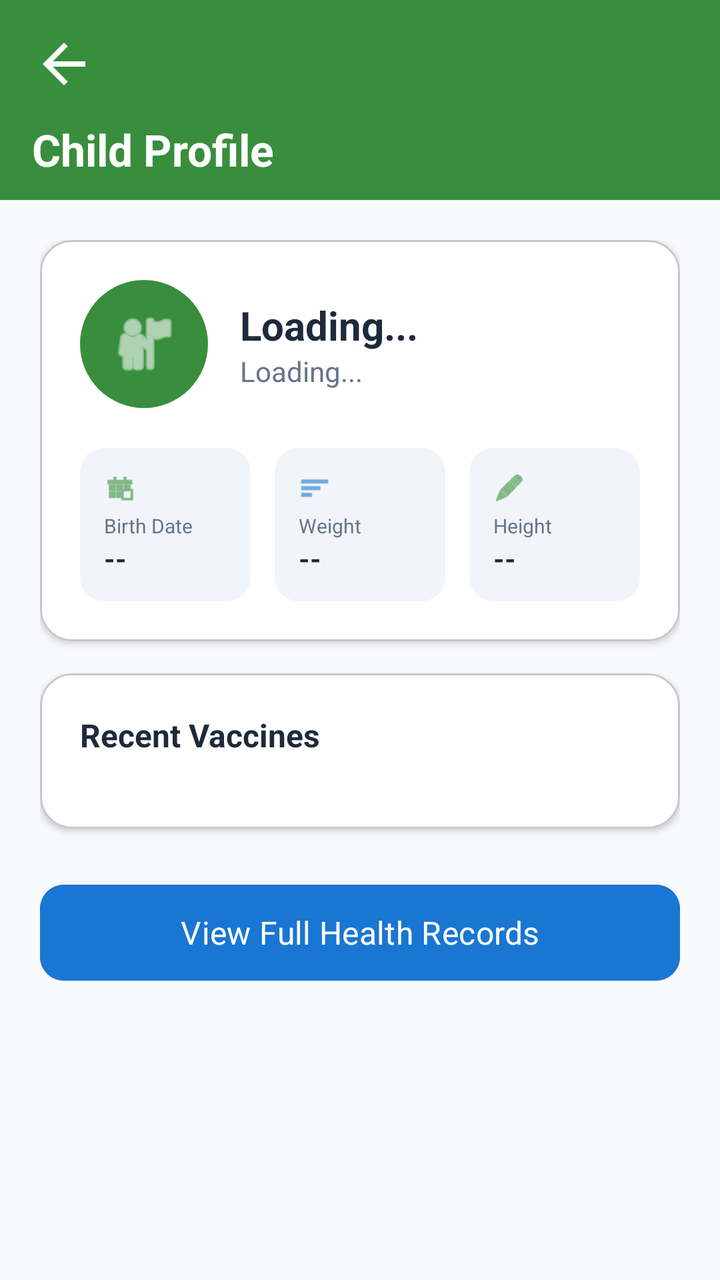
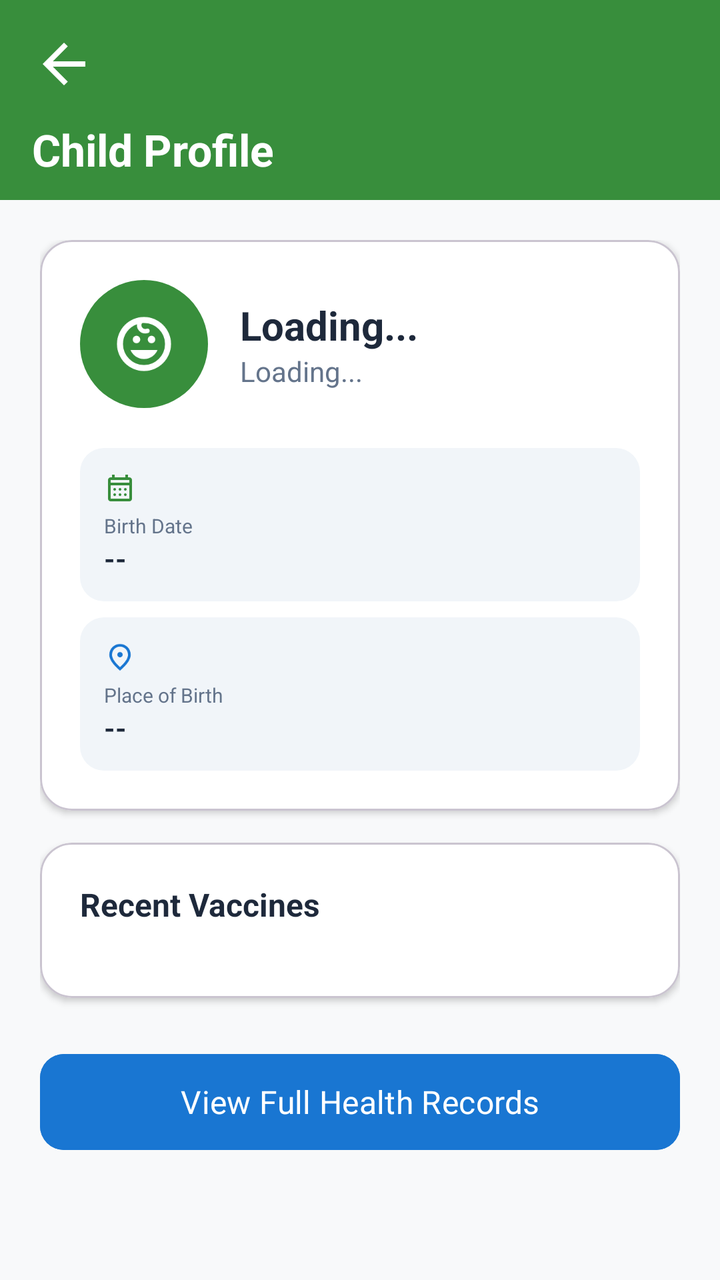

Screens rendered from an Android XML layout before and after an edit, with the pre-edit source and the edit as a unified diff.
<!-- AndroidManifest.xml: application theme Theme.Mobicare -->
<!-- res/layout/fragment_child_profile.xml -->
<?xml version="1.0" encoding="utf-8"?>
<androidx.constraintlayout.widget.ConstraintLayout xmlns:android="http://schemas.android.com/apk/res/android"
    xmlns:app="http://schemas.android.com/apk/res-auto"
    android:layout_width="match_parent"
    android:layout_height="match_parent"
    android:background="#F8F9FA">

    <View
        android:id="@+id/headerView"
        android:layout_width="match_parent"
        android:layout_height="100dp"
        android:background="#388E3C"
        app:layout_constraintTop_toTopOf="parent" />

    <ImageView
        android:id="@+id/btnBack"
        android:layout_width="32dp"
        android:layout_height="32dp"
        android:layout_marginStart="16dp"
        android:layout_marginTop="16dp"
        android:src="@drawable/ic_back"
        app:layout_constraintStart_toStartOf="parent"
        app:layout_constraintTop_toTopOf="parent"
        app:tint="@color/pure_white" />

    <TextView
        android:layout_width="wrap_content"
        android:layout_height="wrap_content"
        android:layout_marginStart="16dp"
        android:layout_marginTop="12dp"
        android:text="Child Profile"
        android:textColor="@color/pure_white"
        android:textSize="22sp"
        android:textStyle="bold"
        app:layout_constraintStart_toStartOf="parent"
        app:layout_constraintTop_toBottomOf="@+id/btnBack" />

    <androidx.core.widget.NestedScrollView
        android:layout_width="match_parent"
        android:layout_height="0dp"
        app:layout_constraintBottom_toBottomOf="parent"
        app:layout_constraintTop_toBottomOf="@+id/headerView">

        <LinearLayout
            android:layout_width="match_parent"
            android:layout_height="wrap_content"
            android:orientation="vertical"
            android:padding="20dp">

            <com.google.android.material.card.MaterialCardView
                android:layout_width="match_parent"
                android:layout_height="wrap_content"
                android:layout_marginBottom="16dp"
                app:cardBackgroundColor="@android:color/white"
                app:cardCornerRadius="16dp"
                app:cardElevation="2dp">

                <LinearLayout
                    android:layout_width="match_parent"
                    android:layout_height="wrap_content"
                    android:orientation="vertical"
                    android:padding="20dp">

                    <LinearLayout
                        android:layout_width="match_parent"
                        android:layout_height="wrap_content"
                        android:gravity="center_vertical"
                        android:orientation="horizontal">

                        <ImageView
                            android:layout_width="64dp"
                            android:layout_height="64dp"
                            android:background="@drawable/circle_green"
                            android:padding="14dp"
                            android:src="@android:drawable/ic_menu_myplaces"
                            app:tint="@color/pure_white" />

                        <LinearLayout
                            android:layout_width="wrap_content"
                            android:layout_height="wrap_content"
                            android:layout_marginStart="16dp"
                            android:orientation="vertical">
                            <TextView
                                android:id="@+id/tvProfileName"
                                android:layout_width="wrap_content"
                                android:layout_height="wrap_content"
                                android:text="Loading..."
                                android:textColor="#1E293B"
                                android:textSize="20sp"
                                android:textStyle="bold" />
                            <TextView
                                android:id="@+id/tvProfileBasic"
                                android:layout_width="wrap_content"
                                android:layout_height="wrap_content"
                                android:text="Loading..."
                                android:textColor="#64748B"
                                android:textSize="14sp" />
                        </LinearLayout>
                    </LinearLayout>

                    <LinearLayout
                        android:layout_width="match_parent"
                        android:layout_height="wrap_content"
                        android:layout_marginTop="20dp"
                        android:orientation="horizontal">

                        <LinearLayout
                            android:layout_width="0dp"
                            android:layout_height="wrap_content"
                            android:layout_weight="1"
                            android:background="@drawable/bg_stat_box"
                            android:orientation="vertical"
                            android:padding="12dp"
                            android:layout_marginEnd="6dp">
                            <ImageView android:layout_width="16dp" android:layout_height="16dp" android:src="@android:drawable/ic_menu_today" app:tint="#388E3C" />
                            <TextView android:layout_width="wrap_content" android:layout_height="wrap_content" android:layout_marginTop="4dp" android:text="Birth Date" android:textSize="10sp" android:textColor="#64748B" />
                            <TextView android:id="@+id/tvProfileBirth" android:layout_width="wrap_content" android:layout_height="wrap_content" android:text="--" android:textColor="#1E293B" android:textSize="14sp" android:textStyle="bold" />
                        </LinearLayout>

                        <LinearLayout
                            android:layout_width="0dp"
                            android:layout_height="wrap_content"
                            android:layout_weight="1"
                            android:background="@drawable/bg_stat_box"
                            android:orientation="vertical"
                            android:padding="12dp"
                            android:layout_marginHorizontal="6dp">
                            <ImageView android:layout_width="16dp" android:layout_height="16dp" android:src="@android:drawable/ic_menu_sort_by_size" app:tint="#1976D2" />
                            <TextView android:layout_width="wrap_content" android:layout_height="wrap_content" android:layout_marginTop="4dp" android:text="Weight" android:textSize="10sp" android:textColor="#64748B" />
                            <TextView android:id="@+id/tvProfileWeight" android:layout_width="wrap_content" android:layout_height="wrap_content" android:text="--" android:textColor="#1E293B" android:textSize="14sp" android:textStyle="bold" />
                        </LinearLayout>

                        <LinearLayout
                            android:layout_width="0dp"
                            android:layout_height="wrap_content"
                            android:layout_weight="1"
                            android:background="@drawable/bg_stat_box"
                            android:orientation="vertical"
                            android:padding="12dp"
                            android:layout_marginStart="6dp">
                            <ImageView android:layout_width="16dp" android:layout_height="16dp" android:src="@android:drawable/ic_menu_edit" app:tint="#388E3C" />
                            <TextView android:layout_width="wrap_content" android:layout_height="wrap_content" android:layout_marginTop="4dp" android:text="Height" android:textSize="10sp" android:textColor="#64748B" />
                            <TextView android:id="@+id/tvProfileHeight" android:layout_width="wrap_content" android:layout_height="wrap_content" android:text="--" android:textColor="#1E293B" android:textSize="14sp" android:textStyle="bold" />
                        </LinearLayout>
                    </LinearLayout>
                </LinearLayout>
            </com.google.android.material.card.MaterialCardView>

            <com.google.android.material.card.MaterialCardView
                android:layout_width="match_parent"
                android:layout_height="wrap_content"
                app:cardBackgroundColor="@android:color/white"
                app:cardCornerRadius="16dp"
                app:cardElevation="2dp">

                <LinearLayout
                    android:layout_width="match_parent"
                    android:layout_height="wrap_content"
                    android:orientation="vertical"
                    android:padding="20dp">

                    <TextView
                        android:layout_width="wrap_content"
                        android:layout_height="wrap_content"
                        android:text="Recent Vaccines"
                        android:textColor="#1E293B"
                        android:textSize="16sp"
                        android:textStyle="bold"
                        android:layout_marginBottom="16dp"/>

                    <LinearLayout
                        android:id="@+id/llVaccineList"
                        android:layout_width="match_parent"
                        android:layout_height="wrap_content"
                        android:orientation="vertical" />
                </LinearLayout>
            </com.google.android.material.card.MaterialCardView>

            <com.google.android.material.button.MaterialButton
                android:id="@+id/btnViewRecords"
                android:layout_width="match_parent"
                android:layout_height="56dp"
                android:layout_marginTop="24dp"
                android:backgroundTint="#1976D2"
                android:text="View Full Health Records"
                android:textAllCaps="false"
                android:textSize="16sp"
                app:cornerRadius="12dp" />

        </LinearLayout>
    </androidx.core.widget.NestedScrollView>
</androidx.constraintlayout.widget.ConstraintLayout>
<!-- resources referenced by this layout -->
<resources>
  <!-- unchanged entries left out for length: 7 -->
</resources>

<!-- the commit's change to res/layout/fragment_child_profile.xml (unified diff, before → after) -->
@@ -72,7 +72,7 @@
                             android:layout_height="64dp"
                             android:background="@drawable/circle_green"
                             android:padding="14dp"
-                            android:src="@android:drawable/ic_menu_myplaces"
+                            android:src="@drawable/ic_child"
                             app:tint="@color/pure_white" />
 
                         <LinearLayout
@@ -102,45 +102,29 @@
                         android:layout_width="match_parent"
                         android:layout_height="wrap_content"
                         android:layout_marginTop="20dp"
-                        android:orientation="horizontal">
+                        android:orientation="vertical">
 
                         <LinearLayout
-                            android:layout_width="0dp"
+                            android:layout_width="match_parent"
                             android:layout_height="wrap_content"
-                            android:layout_weight="1"
                             android:background="@drawable/bg_stat_box"
                             android:orientation="vertical"
-                            android:padding="12dp"
-                            android:layout_marginEnd="6dp">
-                            <ImageView android:layout_width="16dp" android:layout_height="16dp" android:src="@android:drawable/ic_menu_today" app:tint="#388E3C" />
+                            android:padding="12dp">
+                            <ImageView android:layout_width="16dp" android:layout_height="16dp" android:src="@drawable/ic_calendar" app:tint="#388E3C" />
                             <TextView android:layout_width="wrap_content" android:layout_height="wrap_content" android:layout_marginTop="4dp" android:text="Birth Date" android:textSize="10sp" android:textColor="#64748B" />
                             <TextView android:id="@+id/tvProfileBirth" android:layout_width="wrap_content" android:layout_height="wrap_content" android:text="--" android:textColor="#1E293B" android:textSize="14sp" android:textStyle="bold" />
                         </LinearLayout>
 
                         <LinearLayout
-                            android:layout_width="0dp"
+                            android:layout_width="match_parent"
                             android:layout_height="wrap_content"
-                            android:layout_weight="1"
+                            android:layout_marginTop="8dp"
                             android:background="@drawable/bg_stat_box"
                             android:orientation="vertical"
-                            android:padding="12dp"
-                            android:layout_marginHorizontal="6dp">
-                            <ImageView android:layout_width="16dp" android:layout_height="16dp" android:src="@android:drawable/ic_menu_sort_by_size" app:tint="#1976D2" />
-                            <TextView android:layout_width="wrap_content" android:layout_height="wrap_content" android:layout_marginTop="4dp" android:text="Weight" android:textSize="10sp" android:textColor="#64748B" />
-                            <TextView android:id="@+id/tvProfileWeight" android:layout_width="wrap_content" android:layout_height="wrap_content" android:text="--" android:textColor="#1E293B" android:textSize="14sp" android:textStyle="bold" />
-                        </LinearLayout>
-
-                        <LinearLayout
-                            android:layout_width="0dp"
-                            android:layout_height="wrap_content"
-                            android:layout_weight="1"
-                            android:background="@drawable/bg_stat_box"
-                            android:orientation="vertical"
-                            android:padding="12dp"
-                            android:layout_marginStart="6dp">
-                            <ImageView android:layout_width="16dp" android:layout_height="16dp" android:src="@android:drawable/ic_menu_edit" app:tint="#388E3C" />
-                            <TextView android:layout_width="wrap_content" android:layout_height="wrap_content" android:layout_marginTop="4dp" android:text="Height" android:textSize="10sp" android:textColor="#64748B" />
-                            <TextView android:id="@+id/tvProfileHeight" android:layout_width="wrap_content" android:layout_height="wrap_content" android:text="--" android:textColor="#1E293B" android:textSize="14sp" android:textStyle="bold" />
+                            android:padding="12dp">
+                            <ImageView android:layout_width="16dp" android:layout_height="16dp" android:src="@drawable/ic_birthplace" app:tint="#1976D2" />
+                            <TextView android:layout_width="wrap_content" android:layout_height="wrap_content" android:layout_marginTop="4dp" android:text="Place of Birth" android:textSize="10sp" android:textColor="#64748B" />
+                            <TextView android:id="@+id/tvProfileBirthPlace" android:layout_width="wrap_content" android:layout_height="wrap_content" android:text="--" android:textColor="#1E293B" android:textSize="14sp" android:textStyle="bold" />
                         </LinearLayout>
                     </LinearLayout>
                 </LinearLayout>
<!-- resource entries referenced after the edit -->
@@ -1,5 +1,23 @@
 <!-- resources referenced by this layout -->
 <resources>
+  <!-- drawable ic_birthplace (drawable) -->
+  <vector xmlns:android="http://schemas.android.com/apk/res/android" android:height="24dp" android:tint="#000000" android:viewportHeight="960" android:viewportWidth="960" android:width="24dp">
+        
+      <path android:fillColor="@android:color/white" android:pathData="M536.5,456.5Q560,433 560,400Q560,367 536.5,343.5Q513,320 480,320Q447,320 423.5,343.5Q400,367 400,400Q400,433 423.5,456.5Q447,480 480,480Q513,480 536.5,456.5ZM480,774Q602,662 661,570.5Q720,479 720,408Q720,299 650.5,229.5Q581,160 480,160Q379,160 309.5,229.5Q240,299 240,408Q240,479 299,570.5Q358,662 480,774ZM480,880Q319,743 239.5,625.5Q160,508 160,408Q160,258 256.5,169Q353,80 480,80Q607,80 703.5,169Q800,258 800,408Q800,508 720.5,625.5Q641,743 480,880ZM480,400Q480,400 480,400Q480,400 480,400Q480,400 480,400Q480,400 480,400Q480,400 480,400Q480,400 480,400Q480,400 480,400Q480,400 480,400Z"/>
+      
+  </vector>
+  <!-- drawable ic_calendar (drawable) -->
+  <vector xmlns:android="http://schemas.android.com/apk/res/android" android:height="24dp" android:tint="#000000" android:viewportHeight="960" android:viewportWidth="960" android:width="24dp">
+        
+      <path android:fillColor="@android:color/white" android:pathData="M200,880Q167,880 143.5,856.5Q120,833 120,800L120,240Q120,207 143.5,183.5Q167,160 200,160L240,160L240,80L320,80L320,160L640,160L640,80L720,80L720,160L760,160Q793,160 816.5,183.5Q840,207 840,240L840,800Q840,833 816.5,856.5Q793,880 760,880L200,880ZM200,800L760,800Q760,800 760,800Q760,800 760,800L760,400L200,400L200,800Q200,800 200,800Q200,800 200,800ZM200,320L760,320L760,240Q760,240 760,240Q760,240 760,240L200,240Q200,240 200,240Q200,240 200,240L200,320ZM200,320L200,240Q200,240 200,240Q200,240 200,240L200,240Q200,240 200,240Q200,240 200,240L200,320ZM480,560Q463,560 451.5,548.5Q440,537 440,520Q440,503 451.5,491.5Q463,480 480,480Q497,480 508.5,491.5Q520,503 520,520Q520,537 508.5,548.5Q497,560 480,560ZM291.5,548.5Q280,537 280,520Q280,503 291.5,491.5Q303,480 320,480Q337,480 348.5,491.5Q360,503 360,520Q360,537 348.5,548.5Q337,560 320,560Q303,560 291.5,548.5ZM640,560Q623,560 611.5,548.5Q600,537 600,520Q600,503 611.5,491.5Q623,480 640,480Q657,480 668.5,491.5Q680,503 680,520Q680,537 668.5,548.5Q657,560 640,560ZM480,720Q463,720 451.5,708.5Q440,697 440,680Q440,663 451.5,651.5Q463,640 480,640Q497,640 508.5,651.5Q520,663 520,680Q520,697 508.5,708.5Q497,720 480,720ZM291.5,708.5Q280,697 280,680Q280,663 291.5,651.5Q303,640 320,640Q337,640 348.5,651.5Q360,663 360,680Q360,697 348.5,708.5Q337,720 320,720Q303,720 291.5,708.5ZM640,720Q623,720 611.5,708.5Q600,697 600,680Q600,663 611.5,651.5Q623,640 640,640Q657,640 668.5,651.5Q680,663 680,680Q680,697 668.5,708.5Q657,720 640,720Z"/>
+      
+  </vector>
+  <!-- drawable ic_child (drawable) -->
+  <vector xmlns:android="http://schemas.android.com/apk/res/android" android:height="24dp" android:tint="#000000" android:viewportHeight="960" android:viewportWidth="960" android:width="24dp">
+        
+      <path android:fillColor="@android:color/white" android:pathData="M544.5,455.5Q530,441 530,420Q530,399 544.5,384.5Q559,370 580,370Q601,370 615.5,384.5Q630,399 630,420Q630,441 615.5,455.5Q601,470 580,470Q559,470 544.5,455.5ZM344.5,455.5Q330,441 330,420Q330,399 344.5,384.5Q359,370 380,370Q401,370 415.5,384.5Q430,399 430,420Q430,441 415.5,455.5Q401,470 380,470Q359,470 344.5,455.5ZM371.5,647Q323,614 300,560L660,560Q637,614 588.5,647Q540,680 480,680Q420,680 371.5,647ZM339.5,811.5Q274,783 225.5,734.5Q177,686 148.5,620.5Q120,555 120,480Q120,405 148.5,339.5Q177,274 225.5,225.5Q274,177 339.5,148.5Q405,120 480,120Q555,120 620.5,148.5Q686,177 734.5,225.5Q783,274 811.5,339.5Q840,405 840,480Q840,555 811.5,620.5Q783,686 734.5,734.5Q686,783 620.5,811.5Q555,840 480,840Q405,840 339.5,811.5ZM678,678Q760,596 760,480Q760,364 678,282Q596,200 480,200Q474,200 468,200Q462,200 456,202Q450,208 448,215Q446,222 446,230Q446,251 460.5,265.5Q475,280 496,280Q505,280 512.5,277Q520,274 528,274Q540,274 548,283Q556,292 556,304Q556,327 534.5,333.5Q513,340 496,340Q451,340 418.5,307.5Q386,275 386,230Q386,227 386,224Q386,221 387,216Q304,246 252,317Q200,388 200,480Q200,596 282,678Q364,760 480,760Q596,760 678,678ZM480,480Q480,480 480,480Q480,480 480,480Q480,480 480,480Q480,480 480,480Q480,480 480,480Q480,480 480,480Q480,480 480,480Q480,480 480,480Z"/>
+      
+  </vector>
   <!-- unchanged entries left out for length: 7 -->
 </resources>
 
